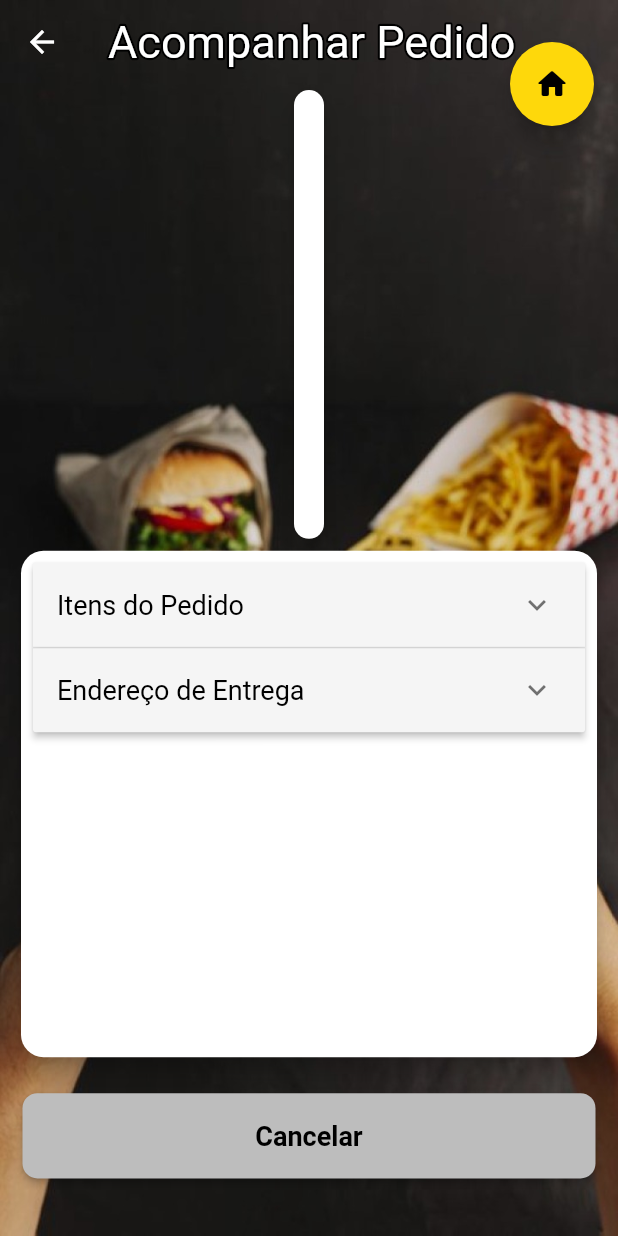
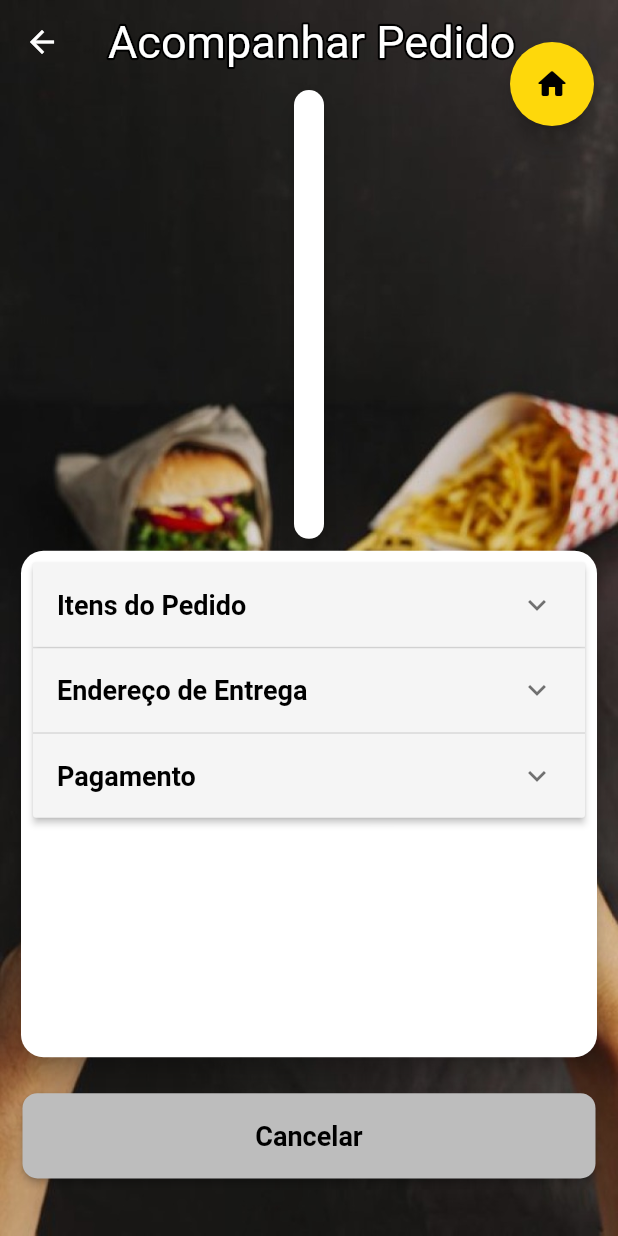
Before and after one commit to SaraCoelhoCosta/garagem_burger, a Flutter app: the TelaPedido screen opened directly with empty values, on a phone screen of 412 x 824 dp. Run offline on Flutter 3.47's test engine with Material 2 defaults, Android fonts, the phone set to English and light mode, and no system bars; drawn by our look-alikes of bordered_text; our stand-ins replace cloud_firestore, firebase_auth, firebase_core, firebase_storage, flutter_credit_card, google_fonts and 3 more; missing offline and left inert: flutter_facebook_auth, mercadopago_transparent, sign_button; accounts and stored records are empty; Roboto replaces fonts that are missing (Oxygen).

Commit message:
Atualizações na tela de acompanhar pedido

```diff
--- a/lib/pages/carrinho/tela_pedido.dart
+++ b/lib/pages/carrinho/tela_pedido.dart
@@ -115,9 +115,6 @@ class _TelaPedidoState extends State<TelaPedido> {
                       expandedHeaderPadding: const EdgeInsets.only(bottom: 10),
                       expansionCallback: (panelIndex, isExpanded) {
                         setState(() {
-                          panel[0]['isExpanded'] = isExpanded;
-                          panel[1]['isExpanded'] = isExpanded;
-                          panel[2]['isExpanded'] = isExpanded;
                           panel[panelIndex]['isExpanded'] = !isExpanded;
                         });
                       },
@@ -131,7 +128,10 @@ class _TelaPedidoState extends State<TelaPedido> {
                           isExpanded: panel[0]['isExpanded'],
                           headerBuilder: (context, isExpanded) {
                             return const ListTile(
-                              title: CustomText('Itens do Pedido'),
+                              title: CustomText(
+                                'Itens do Pedido',
+                                fontWeight: FontWeight.bold,
+                              ),
                             );
                           },
                           body: Padding(
@@ -196,9 +196,13 @@ class _TelaPedidoState extends State<TelaPedido> {
                           isExpanded: panel[1]['isExpanded'],
                           headerBuilder: (context, isExpanded) {
                             return const ListTile(
-                              title: CustomText('Endereço de Entrega'),
+                              title: CustomText(
+                                'Endereço de Entrega',
+                                fontWeight: FontWeight.bold,
+                              ),
                             );
                           },
+                          // TODO: Descrever o endereço de entrega e frete
                           body: Padding(
                             padding: const EdgeInsets.only(
                               left: 16,
@@ -251,6 +255,23 @@ class _TelaPedidoState extends State<TelaPedido> {
                               ],
                             ),
                           ),
+                        ),
+                        /*
+                        * Pagamento
+                        */
+                        ExpansionPanel(
+                          canTapOnHeader: true,
+                          backgroundColor: Colors.grey[100],
+                          isExpanded: panel[0]['isExpanded'],
+                          headerBuilder: (context, isExpanded) {
+                            return const ListTile(
+                              title: CustomText(
+                                'Pagamento',
+                                fontWeight: FontWeight.bold,
+                              ),
+                            );
+                          },
+                          body: const CustomText('Dados de pagamento'),
                         ),
                       ],
                     ),
```
Also changed, not shown: lib/pages/carrinho/tela_pagamento.dart (+7 -5 lines), lib/pages/menu/tela_produto.dart (+5 -2 lines), 1 other file.
